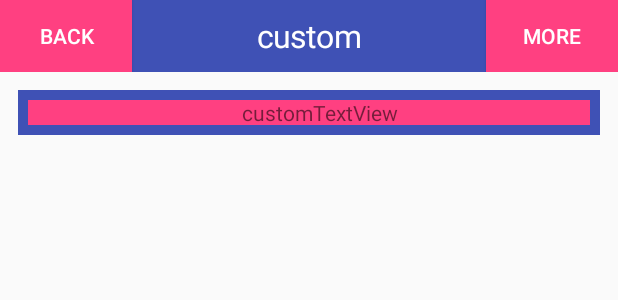
After one commit to youngge/test, an Android app: the layout activity_custom_view.xml on its own in the app's theme, with its tools: preview values and no code run, on a phone screen of 412 x 824 dp. The commit adds this screen. Shown: the top 300 px of the screen. Run offline under Robolectric (Android 15) with nearby library versions, the phone set to English and light mode, and no system bars.

Commit message:
customview

```diff
--- /dev/null
+++ b/app/src/main/java/com/example/yang/test/view/CustomTextView.java
@@ -0,0 +1,39 @@
+package com.example.yang.test.view;
+
+import android.content.Context;
+import android.graphics.Canvas;
+import android.graphics.Paint;
+import android.util.AttributeSet;
+import android.widget.TextView;
+
+import com.example.yang.test.R;
+
+/**
+ * Created by Administrator on 2016/12/25.
+ */
+
+public class CustomTextView extends TextView {
+
+    Paint paint01,paint02;
+
+    public CustomTextView(Context context, AttributeSet attrs) {
+        super(context, attrs);
+        paint01 = new Paint();
+        paint01.setColor(getResources().getColor(R.color.colorPrimary));
+        paint01.setStyle(Paint.Style.FILL);
+        paint02 = new Paint();
+        paint02.setColor(getResources().getColor(R.color.colorAccent));
+        paint02.setStyle(Paint.Style.FILL);
+    }
+
+    @Override
+    protected void onDraw(Canvas canvas) {
+        canvas.save();
+        canvas.drawRect(0,0,getMeasuredWidth(),getMeasuredHeight(),paint01);
+        canvas.drawRect(10,10,getMeasuredWidth()-10,getMeasuredHeight()-10,paint02);
+        canvas.save();
+        canvas.translate(10,0);
+        super.onDraw(canvas);
+        canvas.restore();
+    }
+}
--- /dev/null
+++ b/app/src/main/java/com/example/yang/test/view/CustomTopBar.java
@@ -0,0 +1,132 @@
+package com.example.yang.test.view;
+
+import android.content.Context;
+import android.content.res.TypedArray;
+import android.graphics.Canvas;
+import android.graphics.Color;
+import android.graphics.drawable.Drawable;
+import android.util.AttributeSet;
+import android.util.Log;
+import android.view.Gravity;
+import android.view.View;
+import android.widget.Button;
+import android.widget.RelativeLayout;
+import android.widget.TextView;
+
+import com.example.yang.test.R;
+import com.example.yang.test.util.LogUtils;
+
+import static android.R.attr.padding;
+
+/**
+ * Created by Administrator on 2016/12/25.
+ */
+
+public class CustomTopBar extends RelativeLayout {
+    private  String leftText;
+    private  int leftTextColor;
+    private Drawable leftBackground;
+    private String title;
+    private float titleSize;
+    private int titleColor;
+    private String rightText;
+    private int rightTextColor;
+    private Drawable rightBackground;
+
+    private  Button btn_left;
+    private Button btn_right;
+    private TextView tv_title;
+
+    private OnTopbarClickListener onTopbarClickListener;
+
+    public interface OnTopbarClickListener{
+        void onLeftClick();
+        void onRightClick();
+    }
+
+    public CustomTopBar(Context context, AttributeSet attrs, int defStyleAttr) {
+        super(context, attrs, defStyleAttr);
+        TypedArray typedArray = context.obtainStyledAttributes(attrs, R.styleable.CustomTopBar);
+        leftText = typedArray.getString(R.styleable.CustomTopBar_leftText);
+        leftTextColor = typedArray.getColor(R.styleable.CustomTopBar_leftTextColor, 0);
+        leftBackground = typedArray.getDrawable(R.styleable.CustomTopBar_leftBackground);
+        title = typedArray.getString(R.styleable.CustomTopBar_title);
+        titleSize = typedArray.getDimension(R.styleable.CustomTopBar_titleSize, 10);
+        titleColor = typedArray.getColor(R.styleable.CustomTopBar_titleColor, 0);
+        rightText = typedArray.getString(R.styleable.CustomTopBar_rightText);
+        rightTextColor = typedArray.getColor(R.styleable.CustomTopBar_rightTextColor, 0);
+        rightBackground = typedArray.getDrawable(R.styleable.CustomTopBar_rightBackground);
+        typedArray.recycle();
+
+        //标题
+        tv_title = new TextView(context);
+        //左按钮
+        btn_left = new Button(context);
+        //右按钮
+        btn_right = new Button(context);
+
+        tv_title.setTextColor(titleColor);
+        tv_title.setTextSize(titleSize);
+        tv_title.setText(title);
+        btn_left.setBackground(leftBackground);
+        btn_left.setTextColor(leftTextColor);
+        btn_left.setText(leftText);
+        btn_right.setText(rightText);
+        btn_right.setBackground(rightBackground);
+        btn_right.setTextColor(rightTextColor);
+
+        LayoutParams leftLP = new LayoutParams(LayoutParams.WRAP_CONTENT, LayoutParams.WRAP_CONTENT);
+        leftLP.addRule(RelativeLayout.ALIGN_PARENT_LEFT, TRUE);
+        btn_left.setLayoutParams(leftLP);
+
+        LayoutParams titleLP = new LayoutParams(LayoutParams.WRAP_CONTENT, LayoutParams.WRAP_CONTENT);
+        titleLP.addRule(RelativeLayout.CENTER_IN_PARENT, TRUE);
+        tv_title.setLayoutParams(titleLP);
+
+        LayoutParams rightLP = new LayoutParams(LayoutParams.WRAP_CONTENT, LayoutParams.WRAP_CONTENT);
+        rightLP.addRule(RelativeLayout.ALIGN_PARENT_RIGHT,TRUE);
+        btn_right.setLayoutParams(rightLP);
+
+//        requestLayout();
+        this.addView(btn_left);
+        this.addView(tv_title);
+        this.addView(btn_right);
+
+        btn_left.setOnClickListener(new OnClickListener() {
+            @Override
+            public void onClick(View v) {
+                onTopbarClickListener.onLeftClick();
+            }
+        });
+
+        btn_right.setOnClickListener(new OnClickListener() {
+            @Override
+            public void onClick(View v) {
+                onTopbarClickListener.onRightClick();
+            }
+        });
+    }
+
+        public CustomTopBar(Context context){
+            this(context,null);
+        }
+
+        public CustomTopBar(Context context, AttributeSet attrs) {
+            this(context, attrs,0);
+    }
+
+
+    @Override
+    protected void onLayout(boolean changed, int l, int t, int r, int b) {
+        super.onLayout(changed,l,t,r,b);
+    }
+
+    @Override
+    protected void onMeasure(int widthMeasureSpec, int heightMeasureSpec) {
+        super.onMeasure(widthMeasureSpec, heightMeasureSpec);
+}
+
+    public void setOnTopbarClickListener(OnTopbarClickListener listener){
+        this.onTopbarClickListener = listener;
+    }
+}
--- /dev/null
+++ b/app/src/main/res/layout/activity_custom_view.xml
@@ -0,0 +1,32 @@
+<?xml version="1.0" encoding="utf-8"?>
+<LinearLayout xmlns:android="http://schemas.android.com/apk/res/android"
+    xmlns:app="http://schemas.android.com/apk/res-auto"
+    android:layout_width="match_parent"
+    android:layout_height="match_parent"
+    android:orientation="vertical">
+
+    <com.example.yang.test.view.CustomTopBar
+        android:id="@+id/topbar"
+        android:layout_width="match_parent"
+        android:layout_height="48dp"
+        android:background="@color/colorPrimary"
+        app:leftBackground="@color/colorAccent"
+        app:leftTextColor="@color/white"
+        app:leftText="back"
+        app:rightBackground="@color/colorAccent"
+        app:rightText="more"
+        app:rightTextColor="@color/white"
+        app:title="custom"
+        app:titleColor="@color/white"
+        app:titleSize="14sp"
+        />
+
+    <com.example.yang.test.view.CustomTextView
+        android:layout_width="match_parent"
+        android:layout_height="wrap_content"
+        android:layout_margin="12dp"
+        android:layout_gravity="center_horizontal"
+        android:gravity="center"
+        android:padding="5dp"
+        android:text="customTextView" />
+</LinearLayout>
--- a/app/src/main/res/layout/activity_zhimafen.xml
+++ b/app/src/main/res/layout/activity_zhimafen.xml
@@ -45,7 +45,7 @@
         android:layout_width="match_parent"
         android:layout_height="50dp" />
 
-    <com.example.yang.test.view.CustomView
+    <com.example.yang.test.view.ZhifuView
         android:id="@+id/customview"
         android:layout_width="match_parent"
         app:maxNum="900"
```
Also changed, not shown: app/src/main/AndroidManifest.xml (+5 -2 lines), app/src/main/java/com/example/yang/test/activity/CustomViewActivity.java (added, +36 -0 lines), app/src/main/java/com/example/yang/test/activity/MainActivity.java (+1 -0 lines), app/src/main/java/com/example/yang/test/activity/RussianSquareActivity.java (+1 -1 lines), app/src/main/java/com/example/yang/test/activity/ZhimafenActivity.java (+2 -2 lines), app/src/main/java/com/example/yang/test/adapter/HomeAdapter.java (+5 -0 lines), app/src/main/java/com/example/yang/test/view/MusicPlayView.java (+5 -6 lines), app/src/main/java/com/example/yang/test/view/ZhifuView.java (renamed from app/src/main/java/com/example/yang/test/view/CustomView.java, +8 -8 lines), app/src/main/res/values/attrs.xml (+13 -1 lines), app/src/main/res/mipmap-xhdpi/icon_back.png (added).
